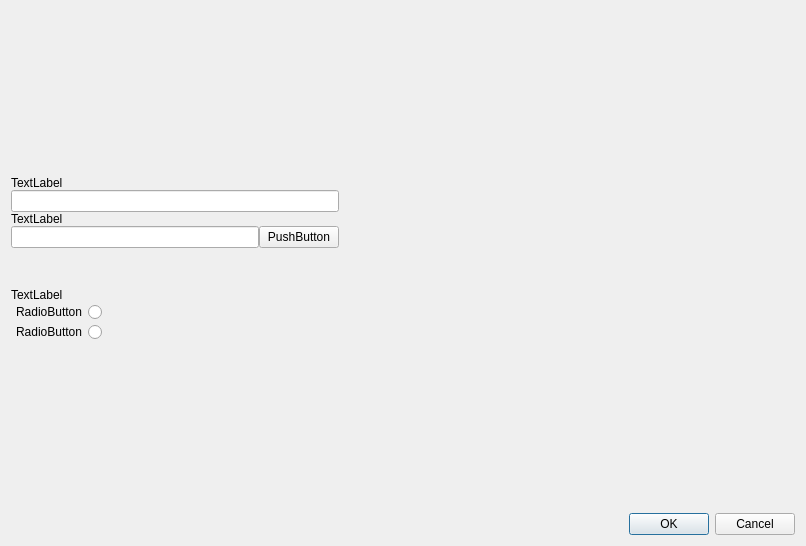
Old version of the form UI/raw/SaveDialogWindow.ui in the repository Telegrammer/Crossword-generator.
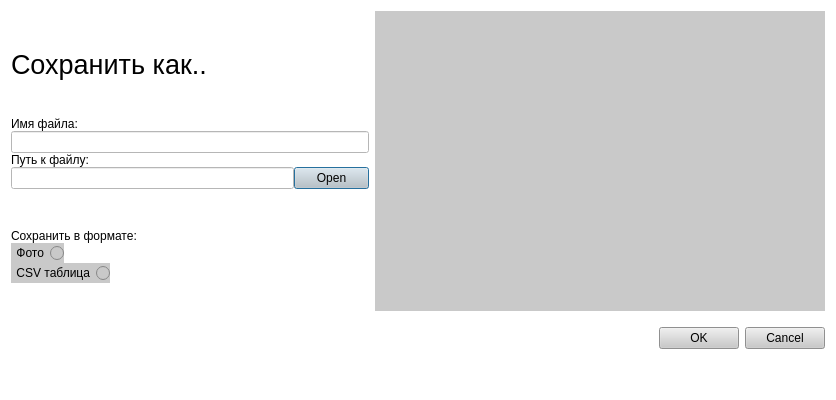
New version of the form.

```diff
--- a/UI/raw/SaveDialogWindow.ui
+++ b/UI/raw/SaveDialogWindow.ui
@@ -6,13 +6,22 @@
    <rect>
     <x>0</x>
     <y>0</y>
-    <width>806</width>
-    <height>546</height>
+    <width>836</width>
+    <height>400</height>
    </rect>
   </property>
+  <property name="maximumSize">
+   <size>
+    <width>16777215</width>
+    <height>400</height>
+   </size>
+  </property>
   <property name="windowTitle">
    <string>Сохранить как..</string>
   </property>
+  <property name="styleSheet">
+   <string notr="true">background-color: rgb(255, 255, 255);</string>
+  </property>
   <layout class="QVBoxLayout" name="verticalLayout">
    <item>
     <layout class="QHBoxLayout" name="horizontalLayout">
@@ -21,6 +30,31 @@
        <property name="spacing">
         <number>0</number>
        </property>
+       <item>
+        <spacer name="verticalSpacer_6">
+         <property name="orientation">
+          <enum>Qt::Vertical</enum>
+         </property>
+         <property name="sizeHint" stdset="0">
+          <size>
+           <width>20</width>
+           <height>40</height>
+          </size>
+         </property>
+        </spacer>
+       </item>
+       <item>
+        <widget class="QLabel" name="label_4">
+         <property name="font">
+          <font>
+           <pointsize>20</pointsize>
+          </font>
+         </property>
+         <property name="text">
+          <string>Сохранить как..</string>
+         </property>
+        </widget>
+       </item>
        <item>
         <spacer name="verticalSpacer_4">
          <property name="orientation">
@@ -43,7 +77,7 @@
           </size>
          </property>
          <property name="text">
-          <string>TextLabel</string>
+          <string>Имя файла:</string>
          </property>
         </widget>
        </item>
@@ -59,7 +93,7 @@
           </size>
          </property>
          <property name="text">
-          <string>TextLabel</string>
+          <string>Путь к файлу:</string>
          </property>
         </widget>
        </item>
@@ -75,9 +109,18 @@
           <widget class="QLineEdit" name="lineEdit"/>
          </item>
          <item>
-          <widget class="QPushButton" name="pushButton">
-           <property name="text">
-            <string>PushButton</string>
+          <widget class="QDialogButtonBox" name="browseButtonBox">
+           <property name="maximumSize">
+            <size>
+             <width>75</width>
+             <height>16777215</height>
+            </size>
+           </property>
+           <property name="styleSheet">
+            <string notr="true">background-color: rgb(201, 201, 201);</string>
+           </property>
+           <property name="standardButtons">
+            <set>QDialogButtonBox::Open</set>
            </property>
           </widget>
          </item>
@@ -102,7 +145,7 @@
        <item>
         <widget class="QLabel" name="label">
          <property name="text">
-          <string>TextLabel</string>
+          <string>Сохранить в формате:</string>
          </property>
         </widget>
        </item>
@@ -113,8 +156,14 @@
            <property name="layoutDirection">
             <enum>Qt::RightToLeft</enum>
            </property>
+           <property name="styleSheet">
+            <string notr="true">background-color: rgb(201, 201, 201);</string>
+           </property>
            <property name="text">
-            <string>RadioButton</string>
+            <string>Фото</string>
+           </property>
+           <property name="checked">
+            <bool>false</bool>
            </property>
           </widget>
          </item>
@@ -140,8 +189,11 @@
            <property name="layoutDirection">
             <enum>Qt::RightToLeft</enum>
            </property>
+           <property name="styleSheet">
+            <string notr="true">background-color: rgb(201, 201, 201);</string>
+           </property>
            <property name="text">
-            <string>RadioButton</string>
+            <string>CSV таблица</string>
            </property>
           </widget>
          </item>
@@ -188,6 +240,9 @@
            <height>300</height>
           </size>
          </property>
+         <property name="styleSheet">
+          <string notr="true">background-color: rgb(201, 201, 201);</string>
+         </property>
          <property name="text">
           <string/>
          </property>
@@ -212,11 +267,30 @@
    </item>
    <item>
     <widget class="QDialogButtonBox" name="buttonBox">
+     <property name="styleSheet">
+      <string notr="true">background-color: rgb(201, 201, 201);</string>
+     </property>
      <property name="standardButtons">
       <set>QDialogButtonBox::Cancel|QDialogButtonBox::Ok</set>
      </property>
     </widget>
    </item>
+   <item>
+    <spacer name="verticalSpacer_5">
+     <property name="orientation">
+      <enum>Qt::Vertical</enum>
+     </property>
+     <property name="sizeType">
+      <enum>QSizePolicy::MinimumExpanding</enum>
+     </property>
+     <property name="sizeHint" stdset="0">
+      <size>
+       <width>20</width>
+       <height>40</height>
+      </size>
+     </property>
+    </spacer>
+   </item>
   </layout>
  </widget>
  <resources/>
```
Left out of the diff: 8 changed lines with no effect on the pictures.
